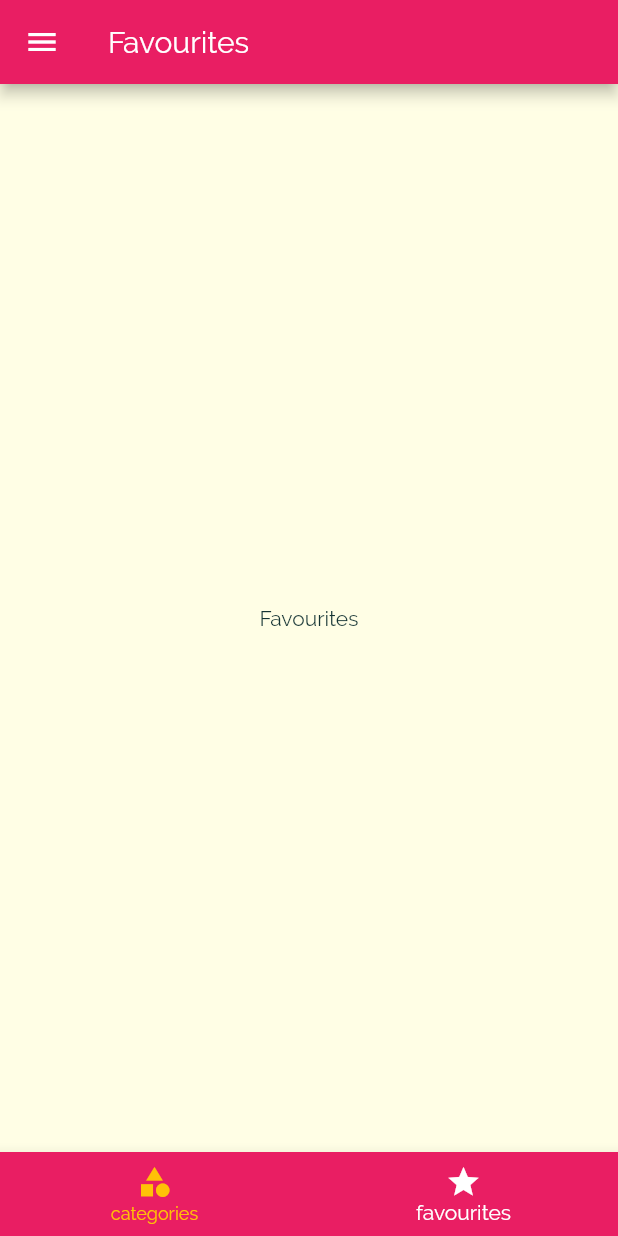
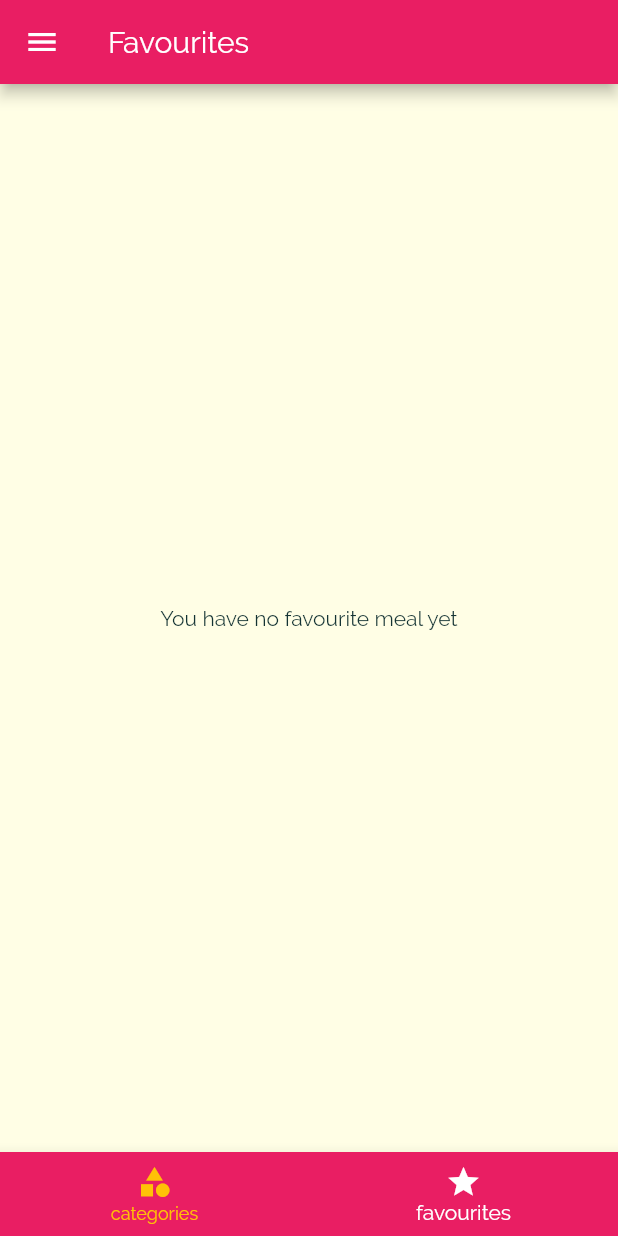
Before and after one commit to Isaacobuya5/meals_mobile_app, a Flutter app: the screen it shows after launch, item 2 of the bottom bar chosen, on a phone screen of 412 x 824 dp. Run offline on Flutter 3.47's test engine with Material 2 defaults, Android fonts, the phone set to English and light mode, and no system bars.

Commit message:
mark meal items as favourite and display in favorite screen

```diff
--- a/lib/main.dart
+++ b/lib/main.dart
@@ -1,13 +1,77 @@
 import 'package:flutter/material.dart';
 
+import './model/dummy_data.dart';
 import './screens/tabs_screen.dart';
 import './screens/filters.dart';
 import './screens/meal_categories.dart';
 import './screens/meal_detail.dart';
+import './model/meal.dart';
 
 void main() => runApp(MyApp());
 
-class MyApp extends StatelessWidget {
+class MyApp extends StatefulWidget {
+  @override
+  _MyAppState createState() => _MyAppState();
+}
+
+class _MyAppState extends State<MyApp> {
+
+   Map<String, bool> _filters = {
+    "gluten": false,
+    "lactose": false,
+    "vegan": false,
+    "vegetarian": false
+  };
+
+  List<Meal> _availableMeals = DUMMY_MEALS;
+
+  List<Meal> _favouriteMeals = [];
+
+  // method to update filters
+  void _selectFilters(Map<String, bool> filtersData) {
+      setState(() {
+        _filters = filtersData;
+
+        _availableMeals.where((meal) {
+          if (_filters['gluten'] && !meal.isGlutenFree) {
+            return false;
+          }
+          if (_filters['lactose'] && !meal.isLactoseFree) {
+            return false;
+          }
+          if (_filters['vegan'] && !meal.isVegan) {
+            return false;
+          }
+          if (_filters['vegetarian'] && !meal.isVegetarian) {
+            return false;
+          }
+
+          return true;
+        }).toList();
+      });
+  }
+
+  void _toggleFavorite(String mealId) {
+    // check if meal already exists in the favourites list
+    final existingIndex = _favouriteMeals.indexWhere((meal) => meal.id == mealId);
+    // -1 means not found, 0 or above means found
+    // if meal exists, then remove from favourite else add to favourites list
+    if (existingIndex >= 0) {
+      setState(() {
+        _favouriteMeals.removeAt(existingIndex);
+      });
+    } else {
+      setState(() {
+        _favouriteMeals.add(DUMMY_MEALS.firstWhere((meal) => meal.id == mealId));
+      });
+    }
+  }
+
+  // method to check favourite status of a meal
+  bool _isFavorite(String id) {
+    return _favouriteMeals.any((meal) => meal.id == id);
+  }
+
   @override
   Widget build(BuildContext context) {
     return MaterialApp(
@@ -33,10 +97,10 @@ class MyApp extends StatelessWidget {
       ),
       // home: Categories(),
       routes: {
-        '/': (context) => TabsScreen(),
-        '/category-meals': (context) => MealCategories(),
-        MealDetail.routeName: (context) => MealDetail(),
-        Filters.routeName: (context) => Filters()
+        '/': (context) => TabsScreen(_favouriteMeals),
+        '/category-meals': (context) => MealCategories(_availableMeals),
+        MealDetail.routeName: (context) => MealDetail(_toggleFavorite, _isFavorite),
+        Filters.routeName: (context) => Filters(_filters,_selectFilters)
       },
       //onGenerateRoute - useful for providing dynamic navigation
       // onGenerateRoute: (settings) {
--- a/lib/screens/favourites.dart
+++ b/lib/screens/favourites.dart
@@ -1,10 +1,32 @@
 import 'package:flutter/material.dart';
+import '../model/meal.dart';
+import './meal_item.dart';
 
 class Favourites extends StatelessWidget {
+
+  final List<Meal> favouriteMeal;
+
+  Favourites(this.favouriteMeal);
   @override
   Widget build(BuildContext context) {
-    return Center(
-      child: Text("Favourites")
+    if (favouriteMeal.isEmpty) {
+       return Center(
+      child: Text("You have no favourite meal yet")
     );
+    } else {
+      return ListView.builder(
+          itemBuilder: (context, index) {
+             return MealItem(
+               id: favouriteMeal[index].id,
+               title: favouriteMeal[index].title,
+               imageUrl: favouriteMeal[index].imageUrl,
+               duration: favouriteMeal[index].duration,
+               complexity: favouriteMeal[index].complexity,
+               affordability: favouriteMeal[index].affordability
+               );
+          },
+          itemCount: favouriteMeal.length,);
+    }
+
   }
 }
--- a/lib/screens/meal_categories.dart
+++ b/lib/screens/meal_categories.dart
@@ -4,6 +4,10 @@ import './meal_item.dart';
 import '../model/meal.dart';
 
 class MealCategories extends StatefulWidget {
+
+final List<Meal> availableMeals;
+
+MealCategories(this.availableMeals);
 
   @override
   _MealCategoriesState createState() => _MealCategoriesState();
@@ -29,7 +33,7 @@ class _MealCategoriesState extends State<MealCategories> {
     final routeArgs = ModalRoute.of(context).settings.arguments as Map<String, dynamic>;
     categoryTitle = routeArgs['title'];
     final categoryId = routeArgs['id'];
-    displayedMeals = DUMMY_MEALS.where((meal) {
+    displayedMeals = widget.availableMeals.where((meal) {
       return meal.categories.contains(categoryId);
     }).toList();
     _loadedInitData = true;
@@ -58,7 +62,6 @@ class _MealCategoriesState extends State<MealCategories> {
                duration: displayedMeals[index].duration,
                complexity: displayedMeals[index].complexity,
                affordability: displayedMeals[index].affordability,
-               removeItem: _removeItem,
                );
           },
           itemCount: displayedMeals.length,),
--- a/lib/screens/tabs_screen.dart
+++ b/lib/screens/tabs_screen.dart
@@ -1,21 +1,33 @@
 import 'package:flutter/material.dart';
 
+import '../model/meal.dart';
 import './main_drawer.dart';
 import './categories.dart';
 import './favourites.dart';
 
 class TabsScreen extends StatefulWidget {
+
+  final List<Meal> favouriteMeals;
+
+  TabsScreen(this.favouriteMeals);
+
   @override
   _TabsScreenState createState() => _TabsScreenState();
 }
 
 class _TabsScreenState extends State<TabsScreen> {
-  final List<Map<String, Object>> _pages = [
-    {'page': Categories(), 'title': 'Categories'},
-    {'page': Favourites(), 'title': 'Favourites'}
-  ];
+  List<Map<String, Object>> _pages;
 
   int _selectedIndex = 0;
+
+  @override
+  void initState() {
+    _pages = [
+    {'page': Categories(), 'title': 'Categories'},
+    {'page': Favourites(widget.favouriteMeals), 'title': 'Favourites'}
+  ];
+    super.initState();
+  }
 
   void _selectedPage(int index) {
     setState(() {
```
Also changed, not shown: lib/screens/filters.dart (+36 -5 lines), lib/screens/meal_detail.dart (+13 -4 lines), lib/screens/meal_item.dart (+4 -3 lines).
